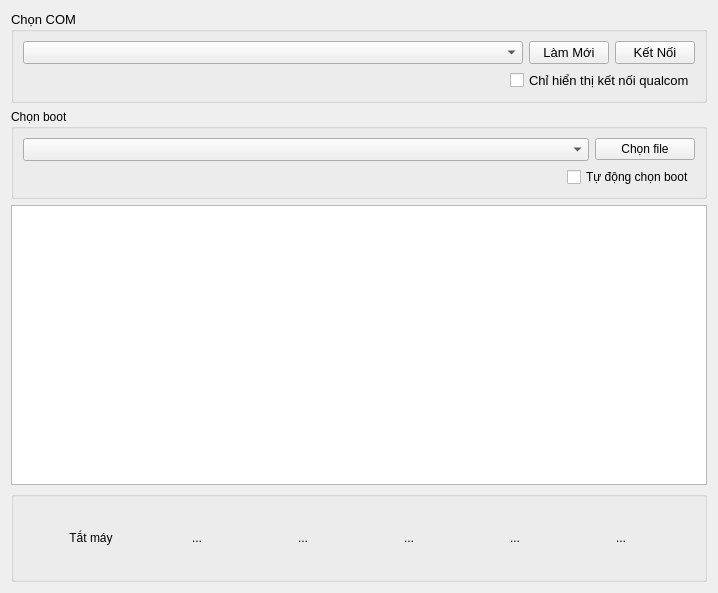
The window that sourcecode/26MobileTool/QualComMobileWidget.ui (sauantao/AndroidMobileSolution) describes before a commit, drawn with Qt 5.
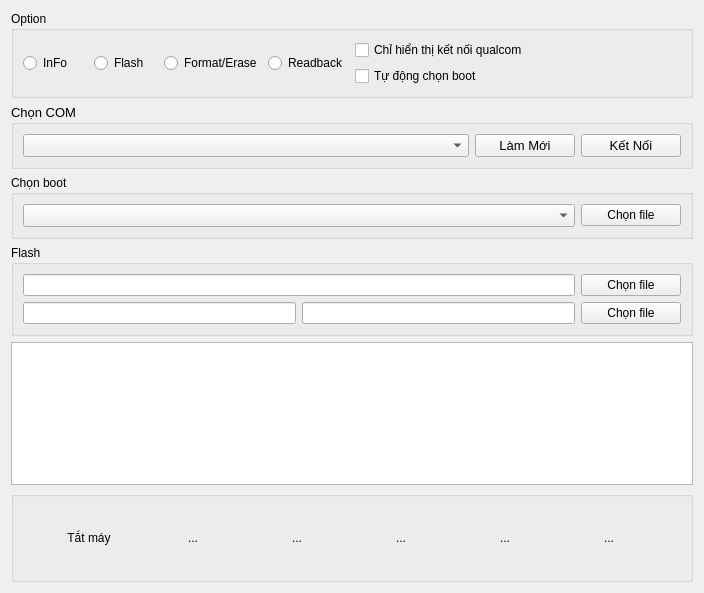
The same window after the commit. Icons and pictures are not drawn.

Commit message: qualcom widget  edit

```diff
--- a/sourcecode/26MobileTool/QualComMobileWidget.ui
+++ b/sourcecode/26MobileTool/QualComMobileWidget.ui
@@ -13,9 +13,68 @@
   <property name="windowTitle">
    <string>Form</string>
   </property>
-  <layout class="QHBoxLayout" name="horizontalLayout_6">
+  <layout class="QHBoxLayout" name="horizontalLayout_8">
    <item>
-    <layout class="QVBoxLayout" name="verticalLayout_4">
+    <layout class="QVBoxLayout" name="verticalLayout_8">
+     <item>
+      <widget class="QGroupBox" name="groupBox_Option">
+       <property name="title">
+        <string>Option</string>
+       </property>
+       <layout class="QHBoxLayout" name="horizontalLayout_4">
+        <item>
+         <layout class="QHBoxLayout" name="horizontalLayout_2">
+          <item>
+           <widget class="QRadioButton" name="radioButton_ReadInfo">
+            <property name="text">
+             <string>InFo</string>
+            </property>
+           </widget>
+          </item>
+          <item>
+           <widget class="QRadioButton" name="radioButton_Flash">
+            <property name="text">
+             <string>Flash</string>
+            </property>
+           </widget>
+          </item>
+          <item>
+           <widget class="QRadioButton" name="radioButton_FormatErase">
+            <property name="text">
+             <string>Format/Erase</string>
+            </property>
+           </widget>
+          </item>
+          <item>
+           <widget class="QRadioButton" name="radioButton_Readback">
+            <property name="text">
+             <string>Readback</string>
+            </property>
+           </widget>
+          </item>
+         </layout>
+        </item>
+        <item>
+         <layout class="QVBoxLayout" name="verticalLayout_7">
+          <item>
+           <widget class="QCheckBox" name="checkBox_QcOnly">
+            <property name="text">
+             <string>Chỉ hiển thị kết nối qualcom</string>
+            </property>
+           </widget>
+          </item>
+          <item>
+           <widget class="QCheckBox" name="checkBox_AutoBoot">
+            <property name="text">
+             <string>Tự động chọn boot</string>
+            </property>
+           </widget>
+          </item>
+         </layout>
+        </item>
+       </layout>
+      </widget>
+     </item>
      <item>
       <widget class="QGroupBox" name="groupBox">
        <property name="font">
@@ -35,7 +94,7 @@
            <widget class="QComboBox" name="comboBox_ListCom">
             <property name="minimumSize">
              <size>
-              <width>500</width>
+              <width>400</width>
               <height>0</height>
              </size>
             </property>
@@ -48,6 +107,12 @@
           </item>
           <item>
            <widget class="QPushButton" name="pushButton_Com_Reload">
+            <property name="minimumSize">
+             <size>
+              <width>100</width>
+              <height>0</height>
+             </size>
+            </property>
             <property name="maximumSize">
              <size>
               <width>100</width>
@@ -61,6 +126,12 @@
           </item>
           <item>
            <widget class="QPushButton" name="pushButton_Com_Connec">
+            <property name="minimumSize">
+             <size>
+              <width>100</width>
+              <height>0</height>
+             </size>
+            </property>
             <property name="maximumSize">
              <size>
               <width>100</width>
@@ -74,35 +145,11 @@
           </item>
          </layout>
         </item>
-        <item>
-         <layout class="QHBoxLayout" name="horizontalLayout_2">
-          <item>
-           <spacer name="horizontalSpacer">
-            <property name="orientation">
-             <enum>Qt::Horizontal</enum>
-            </property>
-            <property name="sizeHint" stdset="0">
-             <size>
-              <width>40</width>
-              <height>20</height>
-             </size>
-            </property>
-           </spacer>
-          </item>
-          <item>
-           <widget class="QCheckBox" name="checkBox_QcOnly">
-            <property name="text">
-             <string>Chỉ hiển thị kết nối qualcom</string>
-            </property>
-           </widget>
-          </item>
-         </layout>
-        </item>
        </layout>
       </widget>
      </item>
      <item>
-      <widget class="QGroupBox" name="groupBox_2">
+      <widget class="QGroupBox" name="groupBox_BootSelect">
        <property name="title">
         <string>Chọn boot</string>
        </property>
@@ -134,27 +181,63 @@
           </item>
          </layout>
         </item>
+       </layout>
+      </widget>
+     </item>
+     <item>
+      <widget class="QGroupBox" name="groupBox_RomSelect">
+       <property name="title">
+        <string>Flash </string>
+       </property>
+       <layout class="QVBoxLayout" name="verticalLayout_6">
         <item>
-         <layout class="QHBoxLayout" name="horizontalLayout_4">
+         <layout class="QHBoxLayout" name="horizontalLayout_7">
           <item>
-           <spacer name="horizontalSpacer_2">
-            <property name="orientation">
-             <enum>Qt::Horizontal</enum>
-            </property>
-            <property name="sizeHint" stdset="0">
-             <size>
-              <width>40</width>
-              <height>20</height>
-             </size>
-            </property>
-           </spacer>
+           <layout class="QVBoxLayout" name="verticalLayout_5">
+            <item>
+             <widget class="QLineEdit" name="lineEdit_FolderRom"/>
+            </item>
+            <item>
+             <layout class="QHBoxLayout" name="horizontalLayout_6">
+              <item>
+               <widget class="QLineEdit" name="lineEdit_RawProgramXml"/>
+              </item>
+              <item>
+               <widget class="QLineEdit" name="lineEdit_PatchXml"/>
+              </item>
+             </layout>
+            </item>
+           </layout>
           </item>
           <item>
-           <widget class="QCheckBox" name="checkBox_AutoBoot">
-            <property name="text">
-             <string>Tự động chọn boot</string>
-            </property>
-           </widget>
+           <layout class="QVBoxLayout" name="verticalLayout_4">
+            <item>
+             <widget class="QPushButton" name="pushButton_RomBootFolder">
+              <property name="minimumSize">
+               <size>
+                <width>100</width>
+                <height>0</height>
+               </size>
+              </property>
+              <property name="text">
+               <string>Chọn file</string>
+              </property>
+             </widget>
+            </item>
+            <item>
+             <widget class="QPushButton" name="pushButton_RawXmlPatchXml">
+              <property name="minimumSize">
+               <size>
+                <width>100</width>
+                <height>0</height>
+               </size>
+              </property>
+              <property name="text">
+               <string>Chọn file</string>
+              </property>
+             </widget>
+            </item>
+           </layout>
           </item>
          </layout>
         </item>
```
The commit also changes 3 other files.
